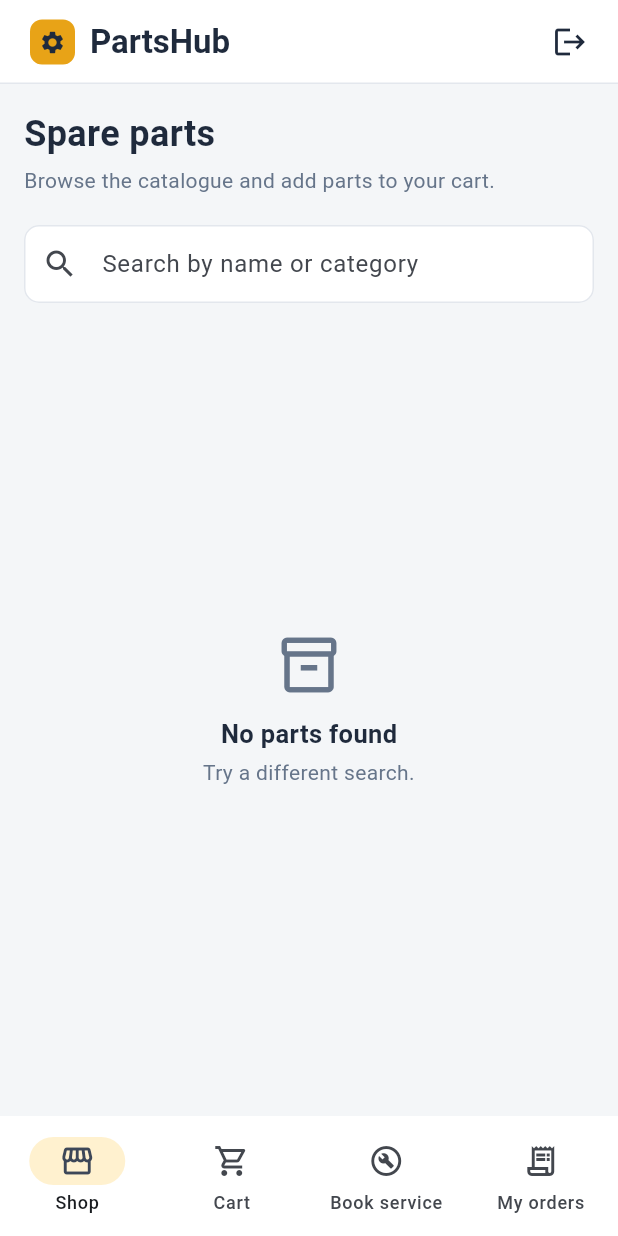
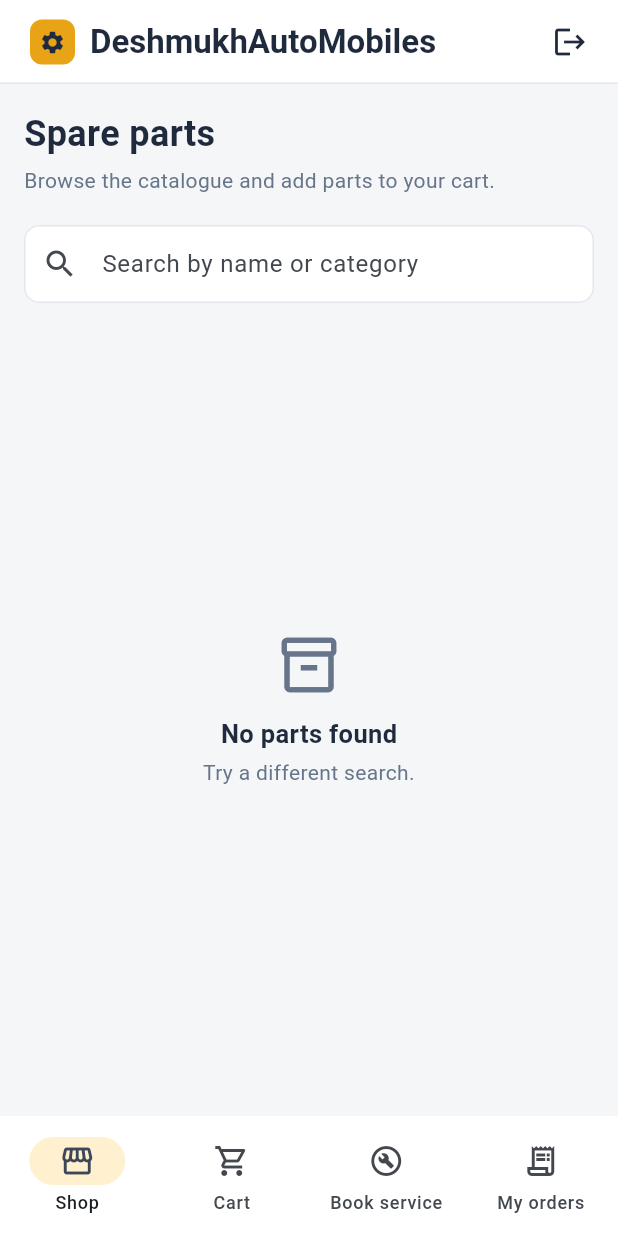
Before and after one commit to Siddiqui145/OnlineStore, a Flutter app: the screen it shows once a user with an empty profile is signed in, on a phone screen of 412 x 824 dp. Run offline on Flutter 3.47's test engine with Material 3 defaults, Android fonts, the phone set to English and light mode, and no system bars; our stand-ins replace cloud_firestore, firebase_auth, firebase_core, firebase_storage, image_picker; accounts and stored records are empty.

Commit message:
app title fixed

```diff
--- a/lib/main.dart
+++ b/lib/main.dart
@@ -12,14 +12,14 @@ import 'theme.dart';
 Future<void> main() async {
   WidgetsFlutterBinding.ensureInitialized();
   await Firebase.initializeApp(options: DefaultFirebaseOptions.currentPlatform);
-  runApp(const PartsHubApp());
+  runApp(const DeshmukhAutoMobiles());
 }
 
-class PartsHubApp extends StatelessWidget {
-  const PartsHubApp({super.key});
+class DeshmukhAutoMobiles extends StatelessWidget {
+  const DeshmukhAutoMobiles({super.key});
   @override
   Widget build(BuildContext context) => MaterialApp(
-        title: 'PartsHub',
+        title: 'DeshmukhAutoMobiles',
         debugShowCheckedModeBanner: false,
         theme: buildTheme(),
         home: const AuthGate(),
--- a/lib/screens/admin/admin_home.dart
+++ b/lib/screens/admin/admin_home.dart
@@ -45,7 +45,7 @@ class _AdminHomeState extends State<AdminHome> {
   Widget build(BuildContext context) => ValueListenableBuilder<int>(
         valueListenable: newCount,
         builder: (_, n, __) => Shell(
-          title: 'PartsHub Admin',
+          title: 'DeshmukhAutoMobiles Admin',
           user: widget.user,
           dests: [
             Dest(Icons.dashboard_outlined, 'Dashboard', const DashboardPage()),
--- a/lib/screens/auth_screen.dart
+++ b/lib/screens/auth_screen.dart
@@ -136,7 +136,7 @@ class _AuthScreenState extends State<AuthScreen> {
                       child: const Icon(Icons.settings, size: 32, color: kInk),
                     ),
                     const SizedBox(height: 28),
-                    const Text('PartsHub',
+                    const Text('DeshmukhAutoMobiles',
                         style: TextStyle(color: Colors.white, fontSize: 40, fontWeight: FontWeight.w800)),
                     const SizedBox(height: 12),
                     const Text(
--- a/lib/screens/customer/customer_home.dart
+++ b/lib/screens/customer/customer_home.dart
@@ -14,7 +14,7 @@ class CustomerHome extends StatelessWidget {
   Widget build(BuildContext context) => ListenableBuilder(
         listenable: cart,
         builder: (_, __) => Shell(
-          title: 'PartsHub',
+          title: 'DeshmukhAutoMobiles',
           user: user,
           dests: [
             Dest(Icons.storefront_outlined, 'Shop', const ShopPage()),
```
